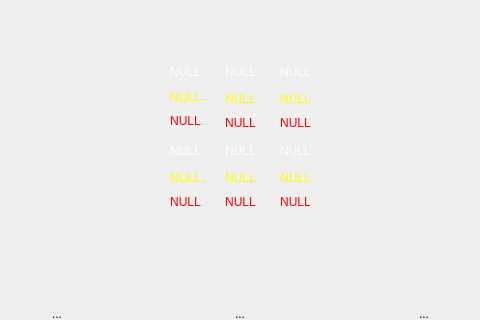
Above: videowindow.ui from chenhuan0/intel-client before the change; both pictures show x 120 to 600 and y 153 to 473 of the 720 by 576 pixel window. Below: the same form after it.
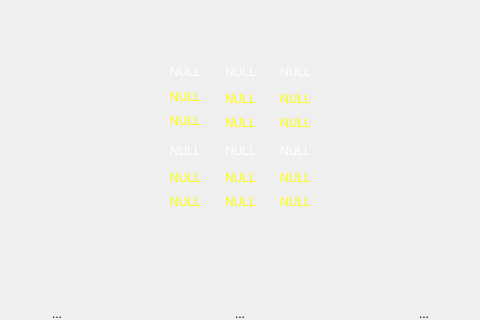
That is the form after the change. Icons and pictures are not drawn.

Commit message: 修改颜色

The edit to the form file:
```diff
--- a/videowindow.ui
+++ b/videowindow.ui
@@ -161,7 +161,7 @@
            <item>
             <widget class="QLabel" name="have_1">
              <property name="styleSheet">
-              <string notr="true">color: rgb(255, 0, 0);</string>
+              <string notr="true">color: rgb(255, 255, 0);</string>
              </property>
              <property name="text">
               <string>NULL</string>
@@ -217,7 +217,7 @@
            <item>
             <widget class="QLabel" name="have_2">
              <property name="styleSheet">
-              <string notr="true">color: rgb(255, 0, 0);</string>
+              <string notr="true">color: rgb(255, 255, 0);</string>
              </property>
              <property name="text">
               <string>NULL</string>
@@ -273,7 +273,7 @@
            <item>
             <widget class="QLabel" name="have_3">
              <property name="styleSheet">
-              <string notr="true">color: rgb(255, 0, 0);</string>
+              <string notr="true">color: rgb(255, 255, 0);</string>
              </property>
              <property name="text">
               <string>NULL</string>
@@ -329,7 +329,7 @@
            <item>
             <widget class="QLabel" name="have_6">
              <property name="styleSheet">
-              <string notr="true">color: rgb(255, 0, 0);</string>
+              <string notr="true">color: rgb(255, 255, 0);</string>
              </property>
              <property name="text">
               <string>NULL</string>
@@ -385,7 +385,7 @@
            <item>
             <widget class="QLabel" name="have_4">
              <property name="styleSheet">
-              <string notr="true">color: rgb(255, 0, 0);</string>
+              <string notr="true">color: rgb(255, 255, 0);</string>
              </property>
              <property name="text">
               <string>NULL</string>
@@ -441,7 +441,7 @@
            <item>
             <widget class="QLabel" name="have_5">
              <property name="styleSheet">
-              <string notr="true">color: rgb(255, 0, 0);</string>
+              <string notr="true">color: rgb(255, 255, 0);</string>
              </property>
              <property name="text">
               <string>NULL</string>
```
